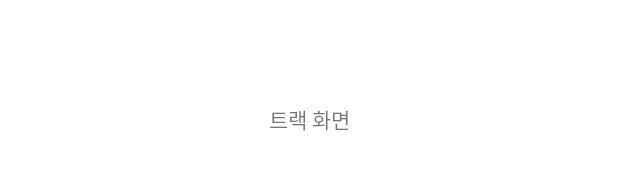
After one commit to raindragonn/FavoriteTrackList, an Android app: the layout fragment_track_list.xml on its own in the app's theme, with its tools: preview values and no code run, on a phone screen of 412 x 824 dp. The commit adds this screen. Shown: the part 499-669 px from the top of the screen. Run offline under Robolectric (Android 15) with nearby library versions, the phone set to English and light mode, and no system bars.

Commit message:
기본 화면 구성

```diff
--- /dev/null
+++ b/app/src/main/res/layout/fragment_track_list.xml
@@ -0,0 +1,18 @@
+<?xml version="1.0" encoding="utf-8"?>
+<layout xmlns:android="http://schemas.android.com/apk/res/android"
+    xmlns:app="http://schemas.android.com/apk/res-auto">
+
+    <androidx.constraintlayout.widget.ConstraintLayout
+        android:layout_width="match_parent"
+        android:layout_height="match_parent">
+
+        <TextView
+            android:layout_width="wrap_content"
+            android:layout_height="wrap_content"
+            android:text="트랙 화면"
+            app:layout_constraintBottom_toBottomOf="parent"
+            app:layout_constraintEnd_toEndOf="parent"
+            app:layout_constraintStart_toStartOf="parent"
+            app:layout_constraintTop_toTopOf="parent" />
+    </androidx.constraintlayout.widget.ConstraintLayout>
+</layout>
```
Also changed, not shown: app/src/main/java/com/raindragonn/favoritetracklist/ui/FavoriteFragment.kt (added, +9 -0 lines), app/src/main/java/com/raindragonn/favoritetracklist/ui/main/MainActivity.kt (+41 -2 lines), app/src/main/java/com/raindragonn/favoritetracklist/ui/track/TrackFragment.kt (added, +8 -0 lines), app/src/main/res/layout/activity_main.xml (+18 -12 lines), app/src/main/res/layout/fragment_favorite_list.xml (added, +20 -0 lines).
